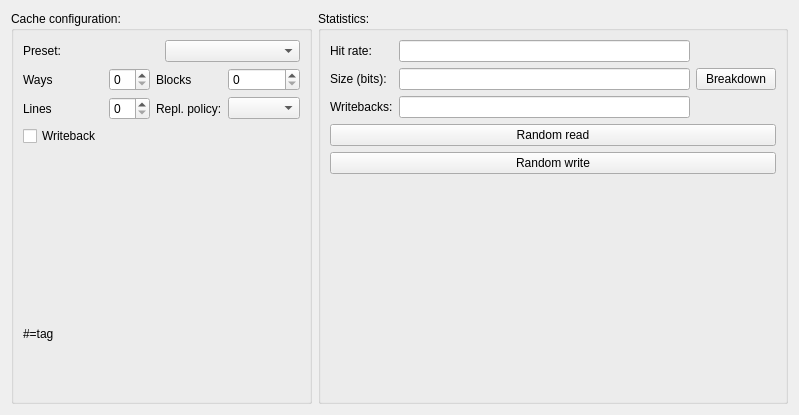
Above: src/cacheconfigwidget.ui from mortbopet/Ripes before the change. Below: the same form after it.
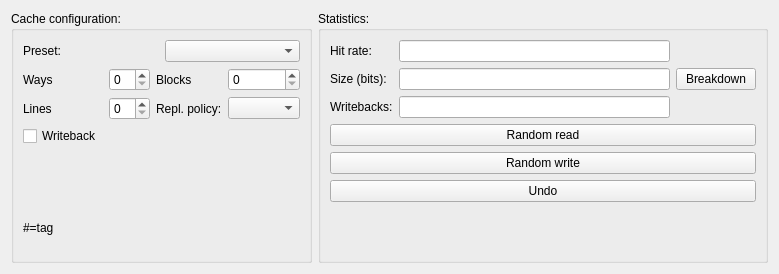
That is the form after the change.

The edit to the form file:
```diff
--- a/src/cacheconfigwidget.ui
+++ b/src/cacheconfigwidget.ui
@@ -6,8 +6,8 @@
    <rect>
     <x>0</x>
     <y>0</y>
-    <width>799</width>
-    <height>415</height>
+    <width>779</width>
+    <height>274</height>
    </rect>
   </property>
   <property name="windowTitle">
@@ -113,6 +113,9 @@
                 <property name="text">
                  <string/>
                 </property>
+                <property name="alignment">
+                 <set>Qt::AlignCenter</set>
+                </property>
                </widget>
               </item>
              </layout>
@@ -141,26 +144,6 @@
         <string>Statistics:</string>
        </property>
        <layout class="QGridLayout" name="gridLayout_5">
-        <item row="1" column="0">
-         <widget class="QPushButton" name="randomread">
-          <property name="text">
-           <string>Random read</string>
-          </property>
-         </widget>
-        </item>
-        <item row="3" column="0">
-         <spacer name="verticalSpacer">
-          <property name="orientation">
-           <enum>Qt::Vertical</enum>
-          </property>
-          <property name="sizeHint" stdset="0">
-           <size>
-            <width>20</width>
-            <height>40</height>
-           </size>
-          </property>
-         </spacer>
-        </item>
         <item row="0" column="0">
          <layout class="QGridLayout" name="gridLayout_4">
           <item row="1" column="2">
@@ -202,6 +185,26 @@
           </item>
          </layout>
         </item>
+        <item row="1" column="0">
+         <widget class="QPushButton" name="randomread">
+          <property name="text">
+           <string>Random read</string>
+          </property>
+         </widget>
+        </item>
+        <item row="4" column="0">
+         <spacer name="verticalSpacer">
+          <property name="orientation">
+           <enum>Qt::Vertical</enum>
+          </property>
+          <property name="sizeHint" stdset="0">
+           <size>
+            <width>20</width>
+            <height>40</height>
+           </size>
+          </property>
+         </spacer>
+        </item>
         <item row="2" column="0">
          <widget class="QPushButton" name="randomwrite">
           <property name="text">
@@ -209,6 +212,13 @@
           </property>
          </widget>
         </item>
+        <item row="3" column="0">
+         <widget class="QPushButton" name="undo">
+          <property name="text">
+           <string>Undo</string>
+          </property>
+         </widget>
+        </item>
        </layout>
       </widget>
      </item>
```
